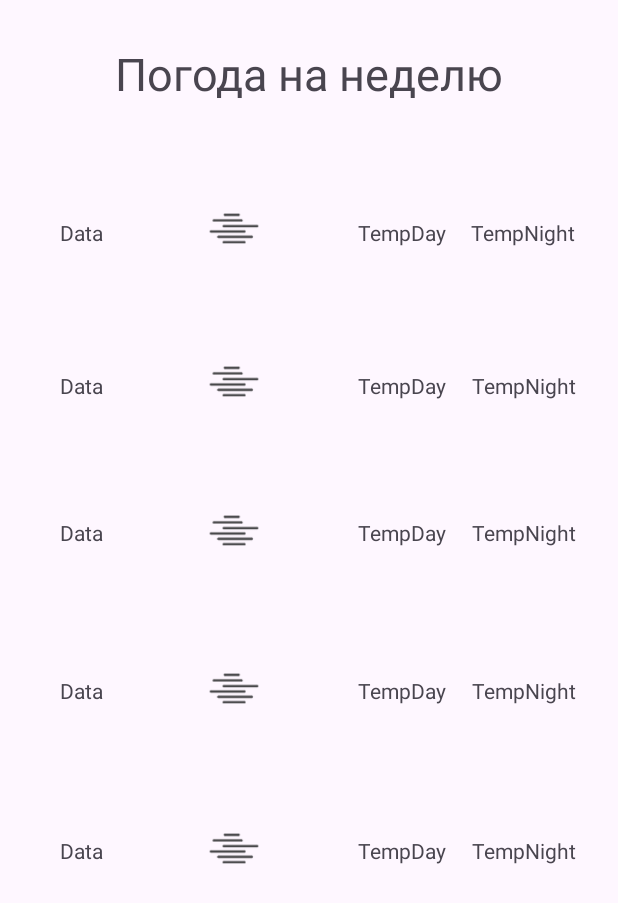
After one commit to Leturgone/WeatherApp, an Android app: the SecondActivity screen opened directly, with no data from a screen before it, on a phone screen of 412 x 824 dp. The commit adds this screen. Shown: the top 903 px of the screen. Run offline under Robolectric (Android 15) with nearby library versions, the phone set to English and light mode, and no system bars.

Commit message:
Добавлена погода на неделю

```diff
--- a/app/build.gradle.kts
+++ b/app/build.gradle.kts
@@ -29,6 +29,7 @@ android {
         sourceCompatibility = JavaVersion.VERSION_1_8
         targetCompatibility = JavaVersion.VERSION_1_8
     }
+
 }
 
 dependencies {
--- a/app/src/main/java/com/example/weatherapp/MainActivity.java
+++ b/app/src/main/java/com/example/weatherapp/MainActivity.java
@@ -2,6 +2,7 @@ package com.example.weatherapp;
 
 import androidx.appcompat.app.AppCompatActivity;
 
+import android.content.Intent;
 import android.media.Image;
 import android.os.AsyncTask;
 
@@ -31,6 +32,8 @@ public class MainActivity extends AppCompatActivity {
     String city;
     TextInputEditText editText;
     ImageView imageMain;
+    private boolean cityIsValid = false;
+
 
     @Override
     protected void onCreate(Bundle savedInstanceState) {
@@ -108,13 +111,15 @@ public class MainActivity extends AppCompatActivity {
         protected void onPostExecute(String result) {
             super.onPostExecute(result);
             if (result != null) {
+                cityIsValid = true;
                 try {
                     JSONObject jsonObject = new JSONObject(result);
-                    // Изменение температуры
+                    // изменение температуры
                     double kelvinTemp = Double.parseDouble(jsonObject.getJSONObject("main").getString("temp"));
                     double celsiusTemp = kelvinTemp - 273.15;
                     String formattedTemp = String.format("%.2f", celsiusTemp);
                     temperatureT.setText(formattedTemp + " C");
+
                     // Получение иконки погоды
                     String iconCode = jsonObject.getJSONArray("weather").getJSONObject(0).getString("icon");
                     imageMain = findViewById(R.id.TemperImage);
@@ -154,10 +159,21 @@ public class MainActivity extends AppCompatActivity {
                     throw new RuntimeException(e);
                 }
             } else {
+                cityIsValid = false;
                 // Город не существует, выводим сообщение об ошибке
                 Toast.makeText(MainActivity.this, "Город не найден", Toast.LENGTH_SHORT).show();
             }
         }
     }
 
+    public void onNext(View view) {
+        if (!cityIsValid) {
+            Toast.makeText(this, "Недопустимый город", Toast.LENGTH_SHORT).show();
+            return;
+        }
+        Intent intent = new Intent(MainActivity.this, SecondActivity.class);
+        intent.putExtra("city", city);
+        startActivity(intent);
+
+    }
 }
--- /dev/null
+++ b/app/src/main/java/com/example/weatherapp/SecondActivity.java
@@ -0,0 +1,155 @@
+package com.example.weatherapp;
+
+import android.content.Intent;
+import android.os.AsyncTask;
+import android.os.Bundle;
+import android.util.Log;
+import android.widget.ImageView;
+import android.widget.TextView;
+import androidx.appcompat.app.AppCompatActivity;
+import org.json.JSONArray;
+import org.json.JSONException;
+import org.json.JSONObject;
+import java.io.BufferedReader;
+import java.io.IOException;
+import java.io.InputStream;
+import java.io.InputStreamReader;
+import java.net.HttpURLConnection;
+import java.net.URL;
+import java.text.SimpleDateFormat;
+import java.util.Calendar;
+import java.util.Date;
+import java.util.Locale;
+
+public class SecondActivity extends AppCompatActivity {
+    String city;
+    private String API_URL;
+    private TextView[] dateViews;
+    private TextView[] tempDayViews;
+    private TextView[] tempNightViews;
+    private ImageView[] weatherIcons;
+
+    @Override
+    protected void onCreate(Bundle savedInstanceState) {
+        super.onCreate(savedInstanceState);
+        setContentView(R.layout.activity_second);
+
+        Intent intent = getIntent();
+
+        // Retrieve the city data from the Intent
+        city = intent.getStringExtra("city");
+        API_URL = "https://api.openweathermap.org/data/2.5/forecast?q=" + city + "&appid=ac804f49205e53e77d14a9e283ddbc4d&cnt=40";
+        initializeViews();
+        fetchWeatherData();
+    }
+
+    private void initializeViews() {
+        dateViews = new TextView[]{
+                findViewById(R.id.textView2),
+                findViewById(R.id.textView5),
+                findViewById(R.id.textView8),
+                findViewById(R.id.textView11),
+                findViewById(R.id.textView14)
+        };
+        tempDayViews = new TextView[]{
+                findViewById(R.id.textView3),
+                findViewById(R.id.textView6),
+                findViewById(R.id.textView9),
+                findViewById(R.id.textView12),
+                findViewById(R.id.textView15)
+        };
+        tempNightViews = new TextView[]{
+                findViewById(R.id.textView4),
+                findViewById(R.id.textView7),
+                findViewById(R.id.textView10),
+                findViewById(R.id.textView13),
+                findViewById(R.id.textView16)
+        };
+        weatherIcons = new ImageView[]{
+                findViewById(R.id.imageView),
+                findViewById(R.id.imageView2),
+                findViewById(R.id.imageView3),
+                findViewById(R.id.imageView4),
+                findViewById(R.id.imageView5)
+        };
+    }
+
+    private void fetchWeatherData() {
+        new Thread(() -> {
+            try {
+                String json = Utils.fetchData(API_URL);  // Assume Utils.fetchData() makes an HTTP GET request
+                JSONObject jsonObject = new JSONObject(json);
+                JSONArray list = jsonObject.getJSONArray("list");
+                runOnUiThread(() -> updateUI(list));
+            } catch (Exception e) {
+                e.printStackTrace();
+            }
+        }).start();
+    }
+
+    private void updateUI(JSONArray list) {
+        try {
+            SimpleDateFormat sdf = new SimpleDateFormat("dd/MM", Locale.getDefault());
+            // Обновляем данные каждые 24 часа (8 позиций в массиве на 3 часа)
+            for (int i = 0; i < 5; i++) {
+                // 15:00 для дневной температуры
+                JSONObject dayItem = list.getJSONObject(i * 8 + 5);  // i * 8 + 5 = 5, 13, 21, 29, 37 (дневные часы)
+                // 03:00 следующего дня для ночной температуры
+                JSONObject nightItem = list.getJSONObject(i * 8 + 2);  // i * 8 + 2 = 2, 10, 18, 26, 34 (ночные часы)
+                long dt = dayItem.getLong("dt") * 1000;
+                JSONObject mainDay = dayItem.getJSONObject("main");
+                JSONObject mainNight = nightItem.getJSONObject("main");
+                double tempDay = mainDay.getDouble("temp") - 273.15; // Кельвины в Цельсии
+                double tempNight = mainNight.getDouble("temp") - 273.15;
+
+                dateViews[i].setText(sdf.format(new Date(dt)));
+                tempDayViews[i].setText(String.format(Locale.getDefault(), "%.1f°C", tempDay));
+                tempNightViews[i].setText(String.format(Locale.getDefault(), "%.1f°C", tempNight));
+                // Устанавливаем иконку погоды
+
+                String iconCode = dayItem.getJSONArray("weather").getJSONObject(0).getString("icon");
+                iconCode = iconCode.replace('n', 'd'); // Замена "n" на "d" в коде иконки
+                Log.d("WeatherApp", "Icon Code for " + sdf.format(new Date(dt)) + ": " + iconCode); // Логирование кода иконки
+
+                ImageView imageMain = weatherIcons[i]; // Обновление ссылки на ImageView
+                switch (iconCode) {
+                    case "01d":
+                        imageMain.setImageResource(R.drawable.d01d);
+                        break;
+                    case "02d":
+                        imageMain.setImageResource(R.drawable.d02d);
+                        break;
+                    case "03d":
+                        imageMain.setImageResource(R.drawable.d03d);
+                        break;
+                    case "04d":
+                        imageMain.setImageResource(R.drawable.d04d);
+                        break;
+                    case "09d":
+                        imageMain.setImageResource(R.drawable.d09d);
+                        break;
+                    case "10d":
+                        imageMain.setImageResource(R.drawable.d10d);
+                        break;
+                    case "11d":
+                        imageMain.setImageResource(R.drawable.d11d);
+                        break;
+                    case "13d":
+                        imageMain.setImageResource(R.drawable.d13d);
+                        break;
+                    case "50d":
+                        imageMain.setImageResource(R.drawable.d50d);
+                        break;
+                    default:
+                        imageMain.setImageResource(R.drawable.d50d); // Фолбэк, если код иконки не распознан
+                }
+
+//                String iconCode = dayItem.getJSONArray("weather").getJSONObject(0).getString("icon");
+//                int resId = getResources().getIdentifier("d" + iconCode, "drawable", getPackageName());
+//                weatherIcons[i].setImageResource(resId);
+            }
+        } catch (Exception e) {
+            e.printStackTrace();
+        }
+    }
+}
--- /dev/null
+++ b/app/src/main/java/com/example/weatherapp/Utils.java
@@ -0,0 +1,53 @@
+package com.example.weatherapp;
+
+import java.io.BufferedReader;
+import java.io.IOException;
+import java.io.InputStream;
+import java.io.InputStreamReader;
+import java.net.HttpURLConnection;
+import java.net.URL;
+
+public class Utils {
+
+    public static String fetchData(String urlString) throws IOException {
+        HttpURLConnection urlConnection = null;
+        BufferedReader reader = null;
+        String result = null;
+
+        try {
+            URL url = new URL(urlString);
+            urlConnection = (HttpURLConnection) url.openConnection();
+            urlConnection.setRequestMethod("GET");
+            urlConnection.connect();
+
+            InputStream inputStream = urlConnection.getInputStream();
+            StringBuilder buffer = new StringBuilder();
+            if (inputStream == null) {
+                return null;
+            }
+            reader = new BufferedReader(new InputStreamReader(inputStream));
+
+            String line;
+            while ((line = reader.readLine()) != null) {
+                buffer.append(line).append("\n");
+            }
+
+            if (buffer.length() == 0) {
+                return null;
+            }
+            result = buffer.toString();
+        } finally {
+            if (urlConnection != null) {
+                urlConnection.disconnect();
+            }
+            if (reader != null) {
+                try {
+                    reader.close();
+                } catch (final IOException e) {
+                    e.printStackTrace();
+                }
+            }
+        }
+        return result;
+    }
+}
--- a/app/src/main/res/layout/activity_main.xml
+++ b/app/src/main/res/layout/activity_main.xml
@@ -133,6 +133,7 @@
 
         <Button
             android:id="@+id/NextButton"
+            android:onClick="onNext"
             android:layout_width="wrap_content"
             android:layout_height="wrap_content"
             android:layout_below="@+id/TempDnNigt"
--- /dev/null
+++ b/app/src/main/res/layout/activity_second.xml
@@ -0,0 +1,262 @@
+<?xml version="1.0" encoding="utf-8"?>
+<androidx.constraintlayout.widget.ConstraintLayout xmlns:android="http://schemas.android.com/apk/res/android"
+    xmlns:app="http://schemas.android.com/apk/res-auto"
+    xmlns:tools="http://schemas.android.com/tools"
+    android:layout_width="match_parent"
+    android:layout_height="match_parent"
+    tools:context=".SecondActivity">
+
+
+    <ImageView
+        android:id="@+id/imageView5"
+        android:layout_width="60sp"
+        android:layout_height="60sp"
+        app:layout_constraintBottom_toBottomOf="parent"
+        app:layout_constraintEnd_toEndOf="parent"
+        app:layout_constraintHorizontal_bias="0.358"
+        app:layout_constraintStart_toStartOf="parent"
+        app:layout_constraintTop_toTopOf="parent"
+        app:layout_constraintVertical_bias="0.701"
+        app:srcCompat="@drawable/d50d" />
+
+    <TextView
+        android:id="@+id/textView14"
+        android:layout_width="wrap_content"
+        android:layout_height="wrap_content"
+        android:text="Data"
+        app:layout_constraintBottom_toBottomOf="parent"
+        app:layout_constraintEnd_toEndOf="parent"
+        app:layout_constraintHorizontal_bias="0.104"
+        app:layout_constraintStart_toStartOf="parent"
+        app:layout_constraintTop_toTopOf="parent"
+        app:layout_constraintVertical_bias="0.693" />
+
+    <TextView
+        android:id="@+id/textView16"
+        android:layout_width="wrap_content"
+        android:layout_height="wrap_content"
+        android:text="TempNight"
+        app:layout_constraintBottom_toBottomOf="parent"
+        app:layout_constraintEnd_toEndOf="parent"
+        app:layout_constraintHorizontal_bias="0.918"
+        app:layout_constraintStart_toStartOf="parent"
+        app:layout_constraintTop_toTopOf="parent"
+        app:layout_constraintVertical_bias="0.693" />
+
+    <TextView
+        android:id="@+id/textView15"
+        android:layout_width="wrap_content"
+        android:layout_height="wrap_content"
+        android:text="TempDay"
+        app:layout_constraintBottom_toBottomOf="parent"
+        app:layout_constraintEnd_toEndOf="parent"
+        app:layout_constraintHorizontal_bias="0.676"
+        app:layout_constraintStart_toStartOf="parent"
+        app:layout_constraintTop_toTopOf="parent"
+        app:layout_constraintVertical_bias="0.693" />
+
+    <ImageView
+        android:id="@+id/imageView4"
+        android:layout_width="60sp"
+        android:layout_height="60sp"
+        app:layout_constraintBottom_toBottomOf="parent"
+        app:layout_constraintEnd_toEndOf="parent"
+        app:layout_constraintHorizontal_bias="0.358"
+        app:layout_constraintStart_toStartOf="parent"
+        app:layout_constraintTop_toTopOf="parent"
+        app:layout_constraintVertical_bias="0.561"
+        app:srcCompat="@drawable/d50d" />
+
+    <TextView
+        android:id="@+id/textView11"
+        android:layout_width="wrap_content"
+        android:layout_height="wrap_content"
+        android:text="Data"
+        app:layout_constraintBottom_toBottomOf="parent"
+        app:layout_constraintEnd_toEndOf="parent"
+        app:layout_constraintHorizontal_bias="0.104"
+        app:layout_constraintStart_toStartOf="parent"
+        app:layout_constraintTop_toTopOf="parent"
+        app:layout_constraintVertical_bias="0.56" />
+
+    <TextView
+        android:id="@+id/textView13"
+        android:layout_width="wrap_content"
+        android:layout_height="wrap_content"
+        android:text="TempNight"
+        app:layout_constraintBottom_toBottomOf="parent"
+        app:layout_constraintEnd_toEndOf="parent"
+        app:layout_constraintHorizontal_bias="0.918"
+        app:layout_constraintStart_toStartOf="parent"
+        app:layout_constraintTop_toTopOf="parent"
+        app:layout_constraintVertical_bias="0.56" />
+
+    <TextView
+        android:id="@+id/textView12"
+        android:layout_width="wrap_content"
+        android:layout_height="wrap_content"
+        android:text="TempDay"
+        app:layout_constraintBottom_toBottomOf="parent"
+        app:layout_constraintEnd_toEndOf="parent"
+        app:layout_constraintHorizontal_bias="0.676"
+        app:layout_constraintStart_toStartOf="parent"
+        app:layout_constraintTop_toTopOf="parent"
+        app:layout_constraintVertical_bias="0.56" />
+
+    <ImageView
+        android:id="@+id/imageView3"
+        android:layout_width="60sp"
+        android:layout_height="60sp"
+        app:layout_constraintBottom_toBottomOf="parent"
+        app:layout_constraintEnd_toEndOf="parent"
+        app:layout_constraintHorizontal_bias="0.358"
+        app:layout_constraintStart_toStartOf="parent"
+        app:layout_constraintTop_toTopOf="parent"
+        app:layout_constraintVertical_bias="0.423"
+        app:srcCompat="@drawable/d50d" />
+
+    <TextView
+        android:id="@+id/textView9"
+        android:layout_width="wrap_content"
+        android:layout_height="wrap_content"
+        android:text="TempDay"
+        app:layout_constraintBottom_toBottomOf="parent"
+        app:layout_constraintEnd_toEndOf="parent"
+        app:layout_constraintHorizontal_bias="0.676"
+        app:layout_constraintStart_toStartOf="parent"
+        app:layout_constraintTop_toTopOf="parent"
+        app:layout_constraintVertical_bias="0.429" />
+
+    <TextView
+        android:id="@+id/textView10"
+        android:layout_width="wrap_content"
+        android:layout_height="wrap_content"
+        android:text="TempNight"
+        app:layout_constraintBottom_toBottomOf="parent"
+        app:layout_constraintEnd_toEndOf="parent"
+        app:layout_constraintHorizontal_bias="0.918"
+        app:layout_constraintStart_toStartOf="parent"
+        app:layout_constraintTop_toTopOf="parent"
+        app:layout_constraintVertical_bias="0.429" />
+
+    <TextView
+        android:id="@+id/textView8"
+        android:layout_width="wrap_content"
+        android:layout_height="wrap_content"
+        android:text="Data"
+        app:layout_constraintBottom_toBottomOf="parent"
+        app:layout_constraintEnd_toEndOf="parent"
+        app:layout_constraintHorizontal_bias="0.104"
+        app:layout_constraintStart_toStartOf="parent"
+        app:layout_constraintTop_toTopOf="parent"
+        app:layout_constraintVertical_bias="0.429" />
+
+    <TextView
+        android:id="@+id/textView5"
+        android:layout_width="wrap_content"
+        android:layout_height="wrap_content"
+        android:text="Data"
+        app:layout_constraintBottom_toBottomOf="parent"
+        app:layout_constraintEnd_toEndOf="parent"
+        app:layout_constraintHorizontal_bias="0.104"
+        app:layout_constraintStart_toStartOf="parent"
+        app:layout_constraintTop_toTopOf="parent"
+        app:layout_constraintVertical_bias="0.307" />
+
+    <ImageView
+        android:id="@+id/imageView2"
+        android:layout_width="60sp"
+        android:layout_height="60sp"
+        app:layout_constraintBottom_toBottomOf="parent"
+        app:layout_constraintEnd_toEndOf="parent"
+        app:layout_constraintHorizontal_bias="0.358"
+        app:layout_constraintStart_toStartOf="parent"
+        app:layout_constraintTop_toTopOf="parent"
+        app:layout_constraintVertical_bias="0.293"
+        app:srcCompat="@drawable/d50d" />
+
+    <TextView
+        android:id="@+id/textView6"
+        android:layout_width="wrap_content"
+        android:layout_height="wrap_content"
+        android:text="TempDay"
+        app:layout_constraintBottom_toBottomOf="parent"
+        app:layout_constraintEnd_toEndOf="parent"
+        app:layout_constraintHorizontal_bias="0.676"
+        app:layout_constraintStart_toStartOf="parent"
+        app:layout_constraintTop_toTopOf="parent"
+        app:layout_constraintVertical_bias="0.307" />
+
+    <TextView
+        android:id="@+id/textView7"
+        android:layout_width="wrap_content"
+        android:layout_height="wrap_content"
+        android:text="TempNight"
+        app:layout_constraintBottom_toBottomOf="parent"
+        app:layout_constraintEnd_toEndOf="parent"
+        app:layout_constraintHorizontal_bias="0.918"
+        app:layout_constraintStart_toStartOf="parent"
+        app:layout_constraintTop_toTopOf="parent"
+        app:layout_constraintVertical_bias="0.307" />
+
+    <TextView
+        android:id="@+id/textView"
+        android:layout_width="wrap_content"
+        android:layout_height="wrap_content"
+        android:text="Погода на неделю"
+        android:textSize="30sp"
+        app:layout_constraintBottom_toBottomOf="parent"
+        app:layout_constraintEnd_toEndOf="parent"
+        app:layout_constraintHorizontal_bias="0.498"
+        app:layout_constraintStart_toStartOf="parent"
+        app:layout_constraintTop_toTopOf="parent"
+        app:layout_constraintVertical_bias="0.037" />
+
+    <TextView
+        android:id="@+id/textView2"
+        android:layout_width="wrap_content"
+        android:layout_height="wrap_content"
+        android:text="Data"
+        app:layout_constraintBottom_toBottomOf="parent"
+        app:layout_constraintEnd_toEndOf="parent"
+        app:layout_constraintHorizontal_bias="0.104"
+        app:layout_constraintStart_toStartOf="parent"
+        app:layout_constraintTop_toTopOf="parent"
+        app:layout_constraintVertical_bias="0.181" />
+
+    <ImageView
+        android:id="@+id/imageView"
+        android:layout_width="60sp"
+        android:layout_height="60sp"
+        app:layout_constraintBottom_toBottomOf="parent"
+        app:layout_constraintEnd_toEndOf="parent"
+        app:layout_constraintHorizontal_bias="0.358"
+        app:layout_constraintStart_toStartOf="parent"
+        app:layout_constraintTop_toTopOf="parent"
+        app:layout_constraintVertical_bias="0.16"
+        app:srcCompat="@drawable/d50d" />
+
+    <TextView
+        android:id="@+id/textView3"
+        android:layout_width="wrap_content"
+        android:layout_height="wrap_content"
+        android:text="TempDay"
+        app:layout_constraintBottom_toBottomOf="parent"
+        app:layout_constraintEnd_toEndOf="parent"
+        app:layout_constraintHorizontal_bias="0.676"
+        app:layout_constraintStart_toStartOf="parent"
+        app:layout_constraintTop_toTopOf="parent"
+        app:layout_constraintVertical_bias="0.181" />
+
+    <TextView
+        android:id="@+id/textView4"
+        android:layout_width="wrap_content"
+        android:layout_height="wrap_content"
+        android:text="TempNight"
+        app:layout_constraintBottom_toBottomOf="parent"
+        app:layout_constraintEnd_toEndOf="parent"
+        app:layout_constraintHorizontal_bias="0.917"
+        app:layout_constraintStart_toStartOf="parent"
+        app:layout_constraintTop_toTopOf="parent"
+        app:layout_constraintVertical_bias="0.181" />
+</androidx.constraintlayout.widget.ConstraintLayout>
```
Also changed, not shown: app/src/main/AndroidManifest.xml (+6 -1 lines).
